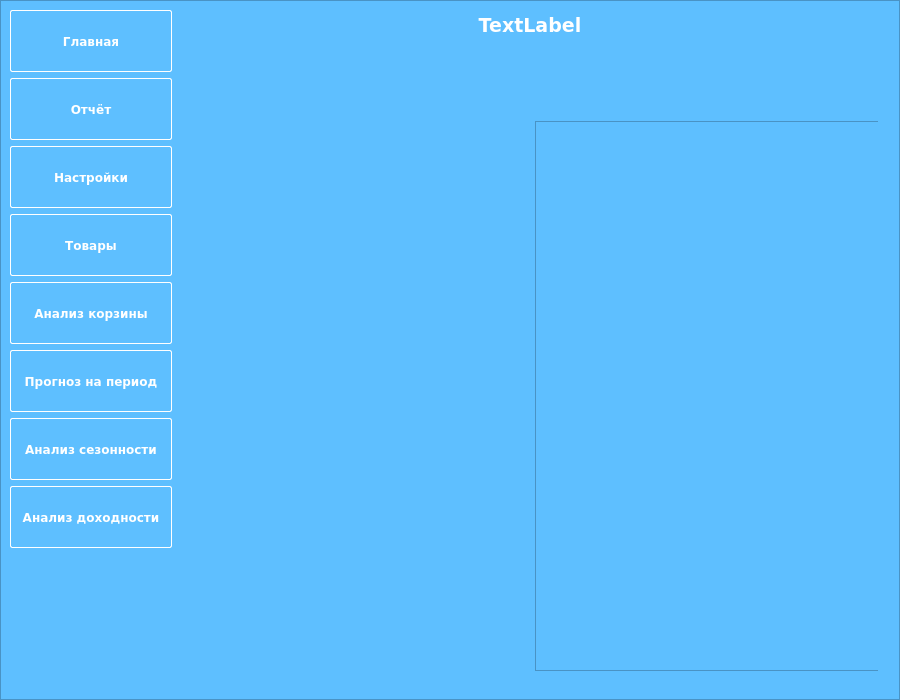
The window that design_dev.ui (miptivan/data_desktop) describes before a commit, drawn with Qt 5.
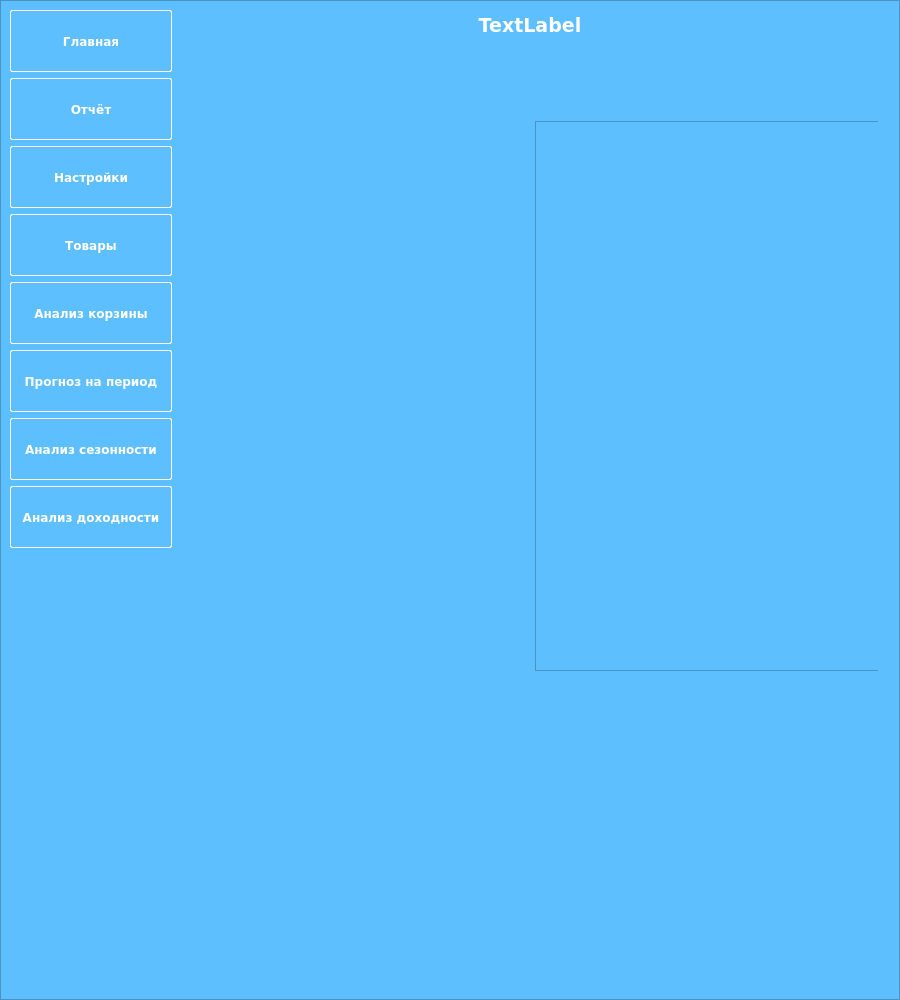
The same window after the commit. Custom widgets are drawn as their Qt base class.

Commit message: resize window

Diff of the .ui file:
```diff
--- a/design_dev.ui
+++ b/design_dev.ui
@@ -7,19 +7,19 @@
     <x>0</x>
     <y>0</y>
     <width>900</width>
-    <height>700</height>
+    <height>1000</height>
    </rect>
   </property>
   <property name="minimumSize">
    <size>
     <width>900</width>
-    <height>700</height>
+    <height>1000</height>
    </size>
   </property>
   <property name="maximumSize">
    <size>
     <width>900</width>
-    <height>700</height>
+    <height>1000</height>
    </size>
   </property>
   <property name="windowTitle">
@@ -38,7 +38,7 @@
       <x>0</x>
       <y>0</y>
       <width>900</width>
-      <height>700</height>
+      <height>1000</height>
      </rect>
     </property>
     <property name="minimumSize">
```
